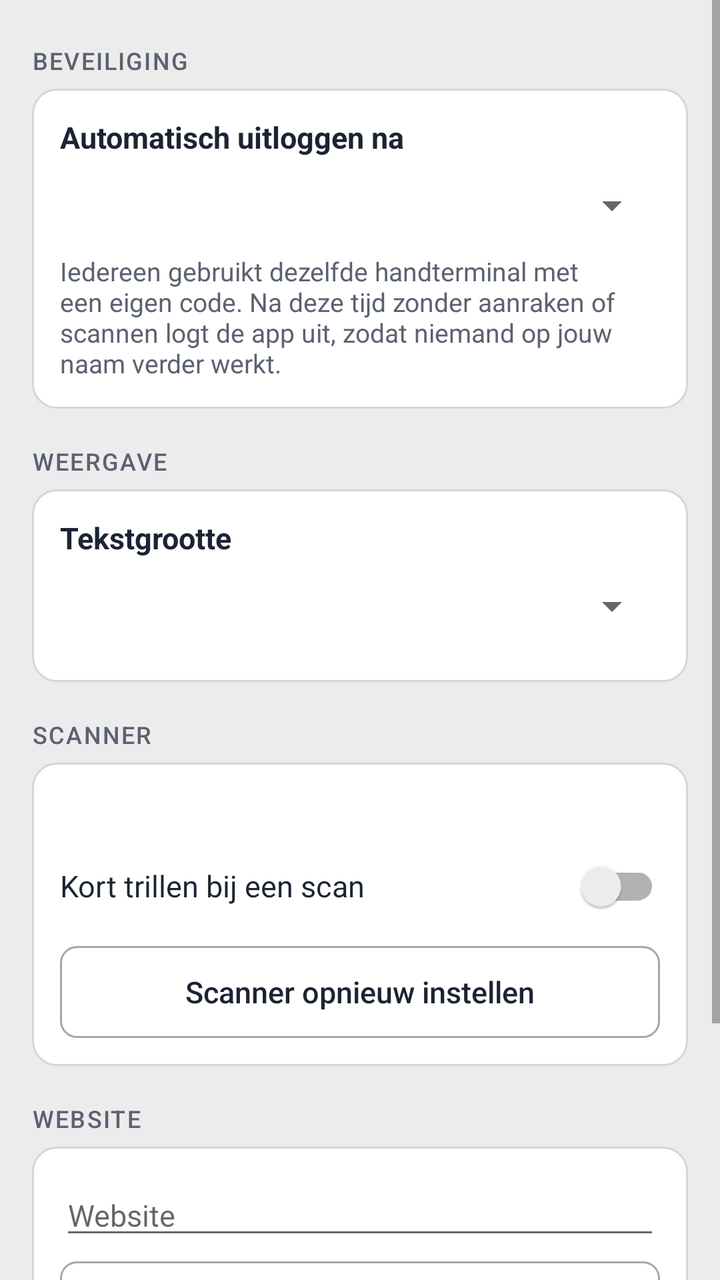
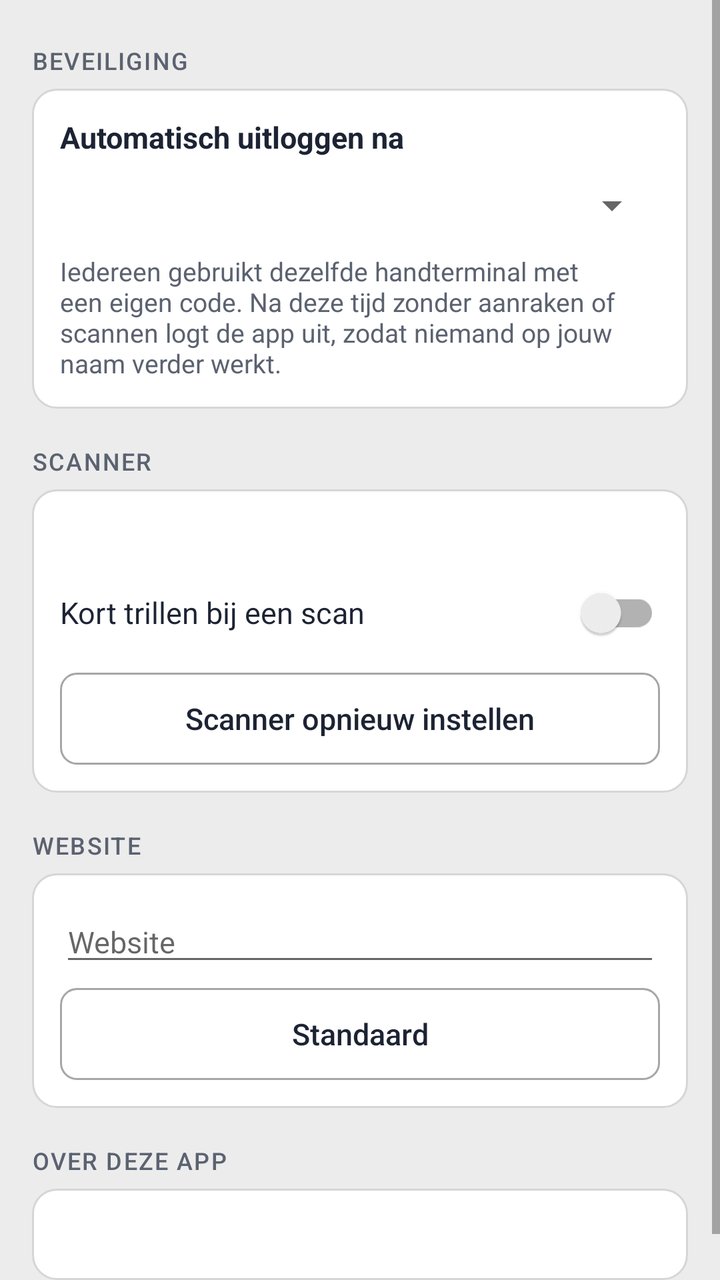

The first picture is an Android layout as it rendered before a commit; the second is the same layout after the commit. The layout source and the unified diff follow.
<!-- AndroidManifest.xml: activity theme Thema.Handterminal.Instellingen -->
<!-- res/layout/activity_instellingen.xml -->
<?xml version="1.0" encoding="utf-8"?>
<ScrollView xmlns:android="http://schemas.android.com/apk/res/android"
    android:layout_width="match_parent"
    android:layout_height="match_parent"
    android:background="@color/achtergrond">

    <LinearLayout
        android:layout_width="match_parent"
        android:layout_height="wrap_content"
        android:orientation="vertical"
        android:paddingStart="16dp"
        android:paddingTop="4dp"
        android:paddingEnd="16dp"
        android:paddingBottom="24dp">

        <TextView style="@style/InstellingKop" android:text="@string/inst_beveiliging" />

        <LinearLayout
            android:layout_width="match_parent"
            android:layout_height="wrap_content"
            android:background="@drawable/kaart"
            android:orientation="vertical"
            android:padding="14dp">

            <TextView
                android:layout_width="wrap_content"
                android:layout_height="wrap_content"
                android:text="@string/inst_uitloggen"
                android:textColor="@color/tekst"
                android:textSize="15sp"
                android:textStyle="bold" />

            <Spinner
                android:id="@+id/uitloggenKeuze"
                android:layout_width="match_parent"
                android:layout_height="48dp" />

            <TextView
                android:layout_width="wrap_content"
                android:layout_height="wrap_content"
                android:text="@string/inst_uitloggen_uitleg"
                android:textColor="@color/tekst_zacht"
                android:textSize="13sp" />
        </LinearLayout>

        <TextView style="@style/InstellingKop" android:text="@string/inst_weergave" />

        <LinearLayout
            android:layout_width="match_parent"
            android:layout_height="wrap_content"
            android:background="@drawable/kaart"
            android:orientation="vertical"
            android:padding="14dp">

            <TextView
                android:layout_width="wrap_content"
                android:layout_height="wrap_content"
                android:text="@string/inst_tekst"
                android:textColor="@color/tekst"
                android:textSize="15sp"
                android:textStyle="bold" />

            <Spinner
                android:id="@+id/tekstKeuze"
                android:layout_width="match_parent"
                android:layout_height="48dp" />
        </LinearLayout>

        <TextView style="@style/InstellingKop" android:text="@string/inst_scanner" />

        <LinearLayout
            android:layout_width="match_parent"
            android:layout_height="wrap_content"
            android:background="@drawable/kaart"
            android:orientation="vertical"
            android:padding="14dp">

            <TextView
                android:id="@+id/scannerStatus"
                android:layout_width="wrap_content"
                android:layout_height="wrap_content"
                android:textColor="@color/tekst_zacht"
                android:textSize="13sp" />

            <androidx.appcompat.widget.SwitchCompat
                android:id="@+id/trillenSchakelaar"
                android:layout_width="match_parent"
                android:layout_height="48dp"
                android:layout_marginTop="6dp"
                android:text="@string/inst_trillen"
                android:textColor="@color/tekst"
                android:textSize="15sp" />

            <Button
                android:id="@+id/scannerOpnieuw"
                android:layout_width="match_parent"
                android:layout_height="46dp"
                android:layout_marginTop="6dp"
                android:background="@drawable/knop_rand"
                android:stateListAnimator="@null"
                android:text="@string/inst_scanner_opnieuw"
                android:textAllCaps="false"
                android:textColor="@color/tekst"
                android:textSize="15sp" />
        </LinearLayout>

        <TextView style="@style/InstellingKop" android:text="@string/inst_website" />

        <LinearLayout
            android:layout_width="match_parent"
            android:layout_height="wrap_content"
            android:background="@drawable/kaart"
            android:orientation="vertical"
            android:padding="14dp">

            
            <EditText
                android:id="@+id/websiteAdres"
                android:layout_width="match_parent"
                android:layout_height="wrap_content"
                android:hint="@string/inst_website"
                android:importantForAutofill="no"
                android:inputType="textUri"
                android:textColor="@color/tekst"
                android:textSize="15sp" />

            <Button
                android:id="@+id/websiteStandaard"
                android:layout_width="match_parent"
                android:layout_height="46dp"
                android:layout_marginTop="6dp"
                android:background="@drawable/knop_rand"
                android:stateListAnimator="@null"
                android:text="@string/inst_website_standaard"
                android:textAllCaps="false"
                android:textColor="@color/tekst"
                android:textSize="15sp" />
        </LinearLayout>

        <TextView style="@style/InstellingKop" android:text="@string/inst_over" />

        <TextView
            android:id="@+id/overTekst"
            android:layout_width="match_parent"
            android:layout_height="wrap_content"
            android:background="@drawable/kaart"
            android:padding="14dp"
            android:textColor="@color/tekst_zacht"
            android:textSize="13sp" />
    </LinearLayout>
</ScrollView>
<!-- resources referenced by this layout -->
<resources>
  <color name="achtergrond">#ECECEC</color>
  <color name="tekst">#1C2333</color>
  <color name="tekst_zacht">#5B6270</color>
  <!-- drawable kaart (drawable) -->
  <?xml version="1.0" encoding="utf-8"?>
  <shape xmlns:android="http://schemas.android.com/apk/res/android">
      <corners android:radius="12dp" />
      <solid android:color="@color/kaart" />
      <stroke android:width="1dp" android:color="@color/rand_licht" />
  </shape>
  <!-- drawable knop_rand (drawable) -->
  <?xml version="1.0" encoding="utf-8"?>
  <selector xmlns:android="http://schemas.android.com/apk/res/android">
      <item android:state_pressed="true">
          <shape><corners android:radius="8dp" /><solid android:color="@color/rand_licht" /><stroke android:width="1dp" android:color="#A6A6A6" /></shape>
      </item>
      <item>
          <shape><corners android:radius="8dp" /><solid android:color="@color/kaart" /><stroke android:width="1dp" android:color="#A6A6A6" /></shape>
      </item>
  </selector>
  <string name="inst_beveiliging">Beveiliging</string>
  <string name="inst_over">Over deze app</string>
  <string name="inst_scanner">Scanner</string>
  <string name="inst_scanner_opnieuw">Scanner opnieuw instellen</string>
  <string name="inst_tekst">Tekstgrootte</string>
  <string name="inst_trillen">Kort trillen bij een scan</string>
  <string name="inst_uitloggen">Automatisch uitloggen na</string>
  <string name="inst_uitloggen_uitleg">Iedereen gebruikt dezelfde handterminal met een eigen code. Na deze tijd zonder aanraken of scannen logt de app uit, zodat niemand op jouw naam verder werkt.</string>
  <string name="inst_website">Website</string>
  <string name="inst_website_standaard">Standaard</string>
  <string name="inst_weergave">Weergave</string>
  <style name="InstellingKop">
          <item name="android:layout_width">match_parent</item>
          <item name="android:layout_height">wrap_content</item>
          <item name="android:layout_marginTop">18dp</item>
          <item name="android:layout_marginBottom">6dp</item>
          <item name="android:textColor">@color/tekst_zacht</item>
          <item name="android:textSize">12sp</item>
          <item name="android:textAllCaps">true</item>
          <item name="android:letterSpacing">0.06</item>
          <item name="android:fontFamily">sans-serif-medium</item>
      </style>
  <style name="Thema.Handterminal.Instellingen" parent="Theme.AppCompat.Light.DarkActionBar">
          <item name="colorPrimary">@color/navy</item>
          <item name="colorPrimaryDark">@color/navy</item>
          <item name="colorAccent">@color/geel_donker</item>
          <item name="android:windowBackground">@color/achtergrond</item>
      </style>
  <color name="kaart">#FFFFFF</color>
  <color name="rand_licht">#D6D6D6</color>
  <color name="navy">#1C2B4A</color>
  <color name="geel_donker">#E0BA17</color>
</resources>

<!-- the commit's change to res/layout/activity_instellingen.xml (unified diff, before → after) -->
@@ -43,28 +43,6 @@
                 android:textSize="13sp" />
         </LinearLayout>
 
-        <TextView style="@style/InstellingKop" android:text="@string/inst_weergave" />
-
-        <LinearLayout
-            android:layout_width="match_parent"
-            android:layout_height="wrap_content"
-            android:background="@drawable/kaart"
-            android:orientation="vertical"
-            android:padding="14dp">
-
-            <TextView
-                android:layout_width="wrap_content"
-                android:layout_height="wrap_content"
-                android:text="@string/inst_tekst"
-                android:textColor="@color/tekst"
-                android:textSize="15sp"
-                android:textStyle="bold" />
-
-            <Spinner
-                android:id="@+id/tekstKeuze"
-                android:layout_width="match_parent"
-                android:layout_height="48dp" />
-        </LinearLayout>
 
         <TextView style="@style/InstellingKop" android:text="@string/inst_scanner" />
 
<!-- resource entries referenced after the edit -->
@@ -24,13 +24,11 @@
   <string name="inst_over">Over deze app</string>
   <string name="inst_scanner">Scanner</string>
   <string name="inst_scanner_opnieuw">Scanner opnieuw instellen</string>
-  <string name="inst_tekst">Tekstgrootte</string>
   <string name="inst_trillen">Kort trillen bij een scan</string>
   <string name="inst_uitloggen">Automatisch uitloggen na</string>
   <string name="inst_uitloggen_uitleg">Iedereen gebruikt dezelfde handterminal met een eigen code. Na deze tijd zonder aanraken of scannen logt de app uit, zodat niemand op jouw naam verder werkt.</string>
   <string name="inst_website">Website</string>
   <string name="inst_website_standaard">Standaard</string>
-  <string name="inst_weergave">Weergave</string>
   <style name="InstellingKop">
           <item name="android:layout_width">match_parent</item>
           <item name="android:layout_height">wrap_content</item>
